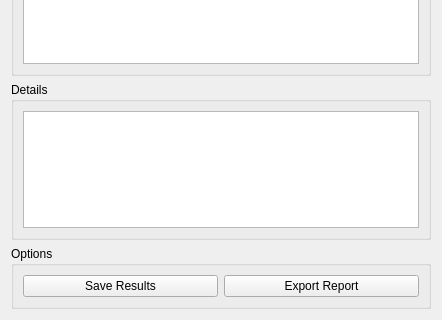
Above: gui/resources/ui/task_results.ui from ryankembrey/FreeCAD-DFM-Workbench before the change; both pictures show x 0 to 442 and y 222 to 542 of the 442 by 542 pixel window. Below: the same form after it.
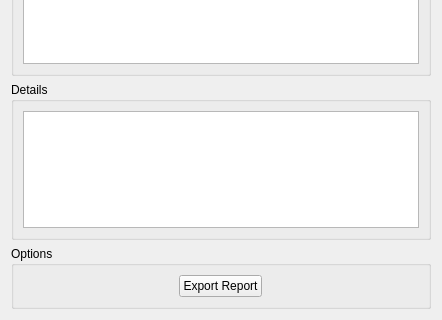
That is the form after the change.

Commit message: GUI: Move Save Results button to top. Warn user it is not implemented yet. Closes #41.

The edit to the form file:
```diff
--- a/gui/resources/ui/task_results.ui
+++ b/gui/resources/ui/task_results.ui
@@ -121,18 +121,8 @@
      </property>
      <layout class="QHBoxLayout" name="horizontalLayout_3">
       <item>
-       <layout class="QGridLayout" name="gridLayout_2" columnstretch="1,1" columnminimumwidth="1,1">
-        <item row="0" column="0">
-         <widget class="QPushButton" name="pbSaveResults">
-          <property name="toolTip">
-           <string>&lt;html&gt;&lt;head/&gt;&lt;body&gt;&lt;p&gt;Saves the results to a local file so that the results can be reviewed later.&lt;/p&gt;&lt;/body&gt;&lt;/html&gt;</string>
-          </property>
-          <property name="text">
-           <string>Save Results</string>
-          </property>
-         </widget>
-        </item>
-        <item row="0" column="1">
+       <layout class="QGridLayout" name="gridLayout_2" columnstretch="1" columnminimumwidth="1">
+        <item row="0" column="0" alignment="Qt::AlignmentFlag::AlignHCenter">
          <widget class="QPushButton" name="pbExportResults">
           <property name="maximumSize">
            <size>
```
The commit also changes 2 other files.
